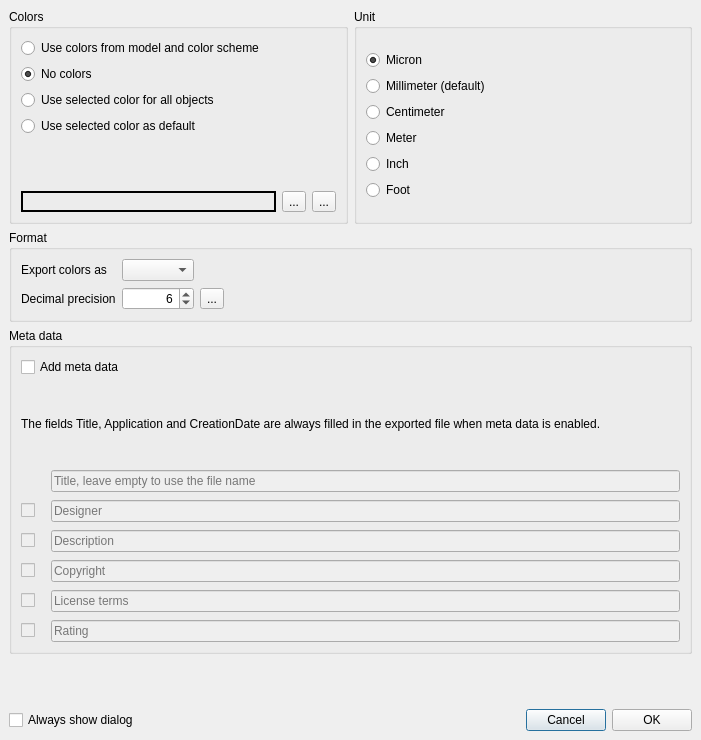
Qt form src/gui/Export3mfDialog.ui (openscad/openscad) before a commit.
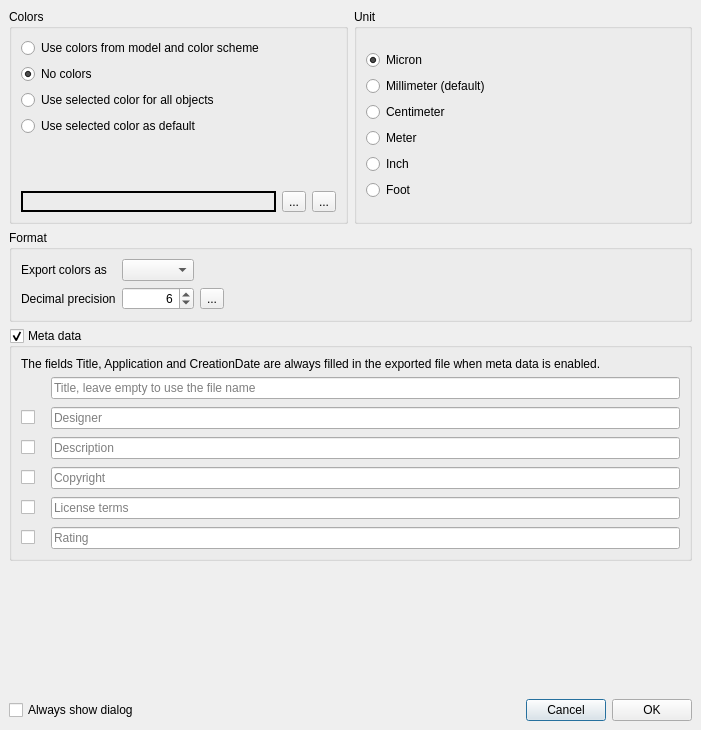
The same form after that commit. Icons and pictures are not drawn.

Commit message: Add type template to SettingsEntryEnum; Sync PDF dialog features.

The edit to the form file:
```diff
--- a/src/gui/Export3mfDialog.ui
+++ b/src/gui/Export3mfDialog.ui
@@ -7,7 +7,7 @@
     <x>0</x>
     <y>0</y>
     <width>701</width>
-    <height>740</height>
+    <height>730</height>
    </rect>
   </property>
   <property name="windowTitle">
@@ -46,10 +46,10 @@
         <x>0</x>
         <y>0</y>
         <width>669</width>
-        <height>743</height>
+        <height>672</height>
        </rect>
       </property>
-      <layout class="QGridLayout" name="gridLayout_4" rowstretch="0,0,1,0" columnstretch="1,1">
+      <layout class="QGridLayout" name="gridLayout_4" rowstretch="0,0,0,1" columnstretch="1,1">
        <property name="leftMargin">
         <number>0</number>
        </property>
@@ -62,19 +62,6 @@
        <property name="bottomMargin">
         <number>0</number>
        </property>
-       <item row="3" column="0">
-        <spacer name="verticalSpacer">
-         <property name="orientation">
-          <enum>Qt::Vertical</enum>
-         </property>
-         <property name="sizeHint" stdset="0">
-          <size>
-           <width>20</width>
-           <height>40</height>
-          </size>
-         </property>
-        </spacer>
-       </item>
        <item row="0" column="1">
         <widget class="QGroupBox" name="groupUnit">
          <property name="toolTip">
@@ -308,19 +295,18 @@
          <property name="title">
           <string>Meta data</string>
          </property>
+         <property name="checkable">
+          <bool>true</bool>
+         </property>
          <layout class="QVBoxLayout" name="verticalLayout_2">
           <item>
-           <widget class="QCheckBox" name="checkBoxAddMetaData">
-            <property name="text">
-             <string>Add meta data</string>
-            </property>
-           </widget>
-          </item>
-          <item>
-           <widget class="QLabel" name="label_3">
+           <widget class="QLabel" name="labelMetaData">
             <property name="text">
              <string>The fields Title, Application and CreationDate are always filled in the exported file when meta data is enabled.</string>
             </property>
+            <property name="textFormat">
+             <enum>Qt::PlainText</enum>
+            </property>
             <property name="wordWrap">
              <bool>true</bool>
             </property>
@@ -337,7 +323,7 @@
             <item row="4" column="1">
              <widget class="QLineEdit" name="lineEditMetaDataCopyright">
               <property name="enabled">
-               <bool>false</bool>
+               <bool>true</bool>
               </property>
               <property name="toolTip">
                <string>A copyright associated with this document</string>
@@ -353,7 +339,7 @@
             <item row="1" column="1">
              <widget class="QLineEdit" name="lineEditMetaDataTitle">
               <property name="enabled">
-               <bool>false</bool>
+               <bool>true</bool>
               </property>
               <property name="placeholderText">
                <string>Title, leave empty to use the file name</string>
@@ -366,7 +352,7 @@
             <item row="3" column="1">
              <widget class="QLineEdit" name="lineEditMetaDataDescription">
               <property name="enabled">
-               <bool>false</bool>
+               <bool>true</bool>
               </property>
               <property name="placeholderText">
                <string>Description</string>
@@ -379,7 +365,7 @@
             <item row="2" column="1">
              <widget class="QLineEdit" name="lineEditMetaDataDesigner">
               <property name="enabled">
-               <bool>false</bool>
+               <bool>true</bool>
               </property>
               <property name="placeholderText">
                <string>Designer</string>
@@ -392,7 +378,7 @@
             <item row="5" column="1">
              <widget class="QLineEdit" name="lineEditMetaDataLicenseTerms">
               <property name="enabled">
-               <bool>false</bool>
+               <bool>true</bool>
               </property>
               <property name="placeholderText">
                <string>License terms</string>
@@ -405,7 +391,7 @@
             <item row="6" column="0">
              <widget class="QCheckBox" name="checkBoxMetaDataRating">
               <property name="enabled">
-               <bool>false</bool>
+               <bool>true</bool>
               </property>
               <property name="toolTip">
                <string>An industry rating associated with this document</string>
@@ -418,7 +404,7 @@
             <item row="4" column="0">
              <widget class="QCheckBox" name="checkBoxMetaDataCopyright">
               <property name="enabled">
-               <bool>false</bool>
+               <bool>true</bool>
               </property>
               <property name="text">
                <string/>
@@ -428,7 +414,7 @@
             <item row="2" column="0">
              <widget class="QCheckBox" name="checkBoxMetaDataDesigner">
               <property name="enabled">
-               <bool>false</bool>
+               <bool>true</bool>
               </property>
               <property name="toolTip">
                <string>A name for a designer of this document</string>
@@ -441,7 +427,7 @@
             <item row="6" column="1">
              <widget class="QLineEdit" name="lineEditMetaDataRating">
               <property name="enabled">
-               <bool>false</bool>
+               <bool>true</bool>
               </property>
               <property name="inputMask">
                <string/>
@@ -457,7 +443,7 @@
             <item row="5" column="0">
              <widget class="QCheckBox" name="checkBoxMetaDataLicenseTerms">
               <property name="enabled">
-               <bool>false</bool>
+               <bool>true</bool>
               </property>
               <property name="toolTip">
                <string>License information associated with this document</string>
@@ -470,7 +456,7 @@
             <item row="3" column="0">
              <widget class="QCheckBox" name="checkBoxMetaDataDescription">
               <property name="enabled">
-               <bool>false</bool>
+               <bool>true</bool>
               </property>
               <property name="toolTip">
                <string>A description of the document</string>
@@ -554,6 +540,19 @@
          </layout>
         </widget>
        </item>
+       <item row="3" column="0" colspan="2">
+        <spacer name="verticalSpacer">
+         <property name="orientation">
+          <enum>Qt::Vertical</enum>
+         </property>
+         <property name="sizeHint" stdset="0">
+          <size>
+           <width>20</width>
+           <height>0</height>
+          </size>
+         </property>
+        </spacer>
+       </item>
       </layout>
      </widget>
     </widget>
```
Left out of the diff: 36 changed lines with no effect on the pictures. The commit also changes 20 other files.
